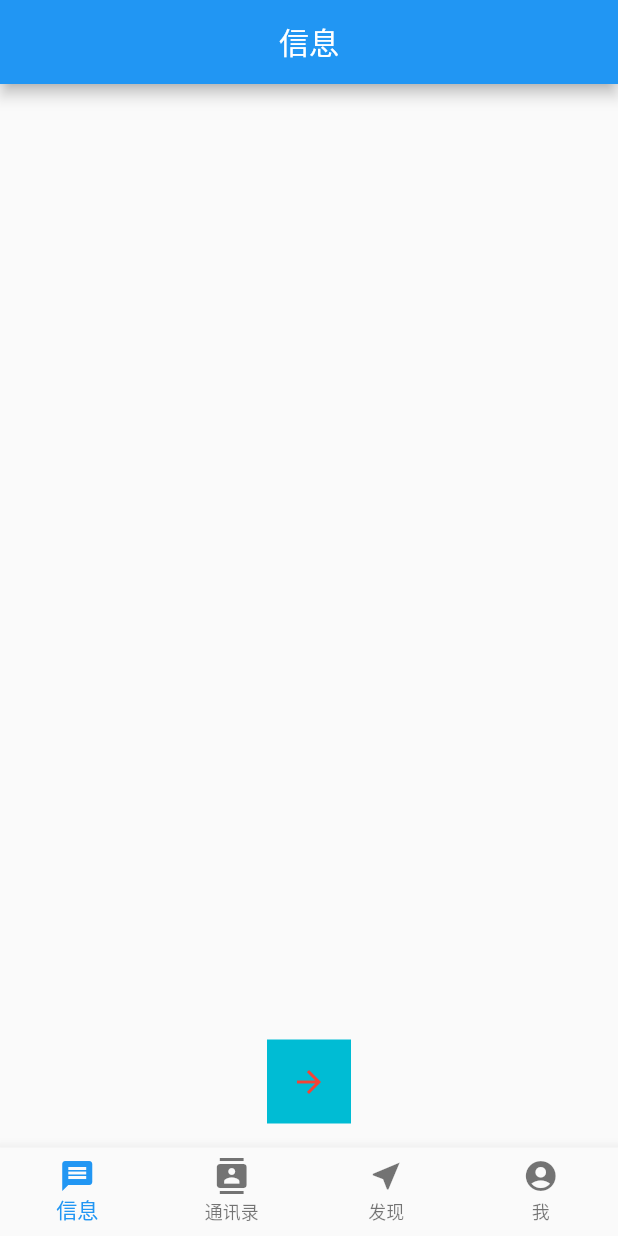
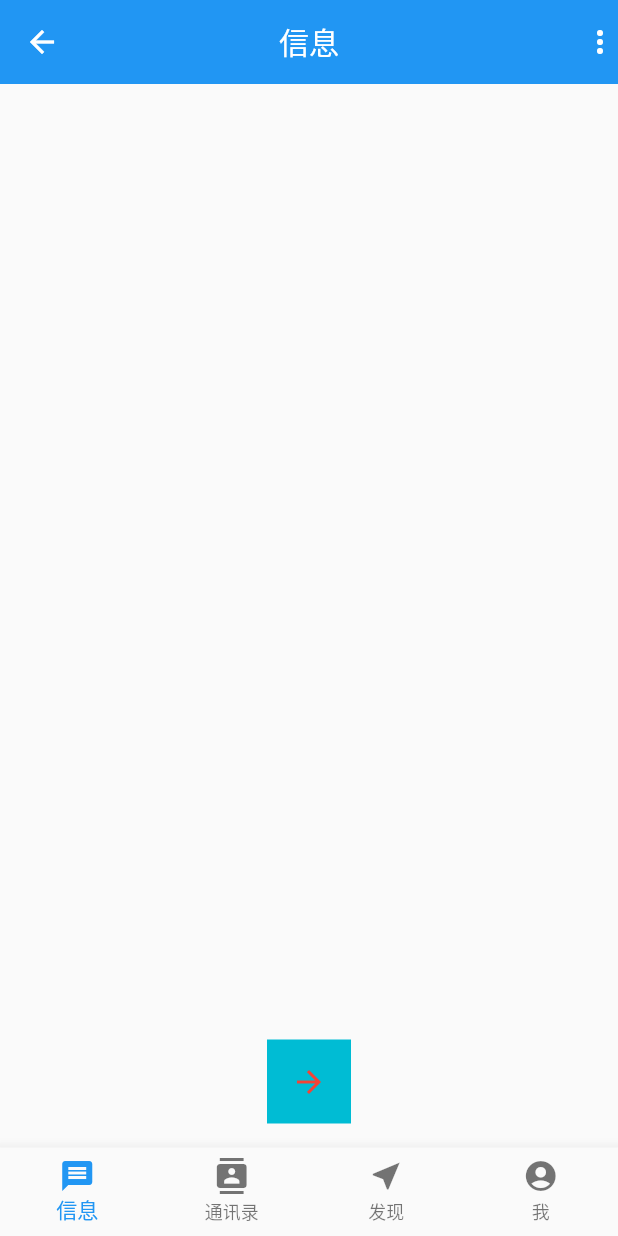
Before and after one commit to rogan528/FlutterDemo, a Flutter app: the screen it shows after launch, on a phone screen of 412 x 824 dp. Run offline on Flutter 3.47's test engine with Material 2 defaults, Android fonts, the phone set to English and light mode, and no system bars.

Commit message:
优化APPbar

```diff
--- a/lib/mainpage.dart
+++ b/lib/mainpage.dart
@@ -152,6 +152,11 @@ class Message extends StatelessWidget {
           '信息',
         ),
         centerTitle: true,
+        elevation: 0.0,
+        leading: Icon(Icons.arrow_back),
+        actions: <Widget>[
+          Icon(Icons.more_vert),
+        ],
       ),
     );
   }
@@ -166,6 +171,11 @@ class Contact extends StatelessWidget {
           '通讯录',
         ),
         centerTitle: true,
+        elevation: 0.0,
+        leading: Icon(Icons.arrow_back),
+        actions: <Widget>[
+          Icon(Icons.add),
+        ],
       ),
       body: new ListViewState(),
     );
```
